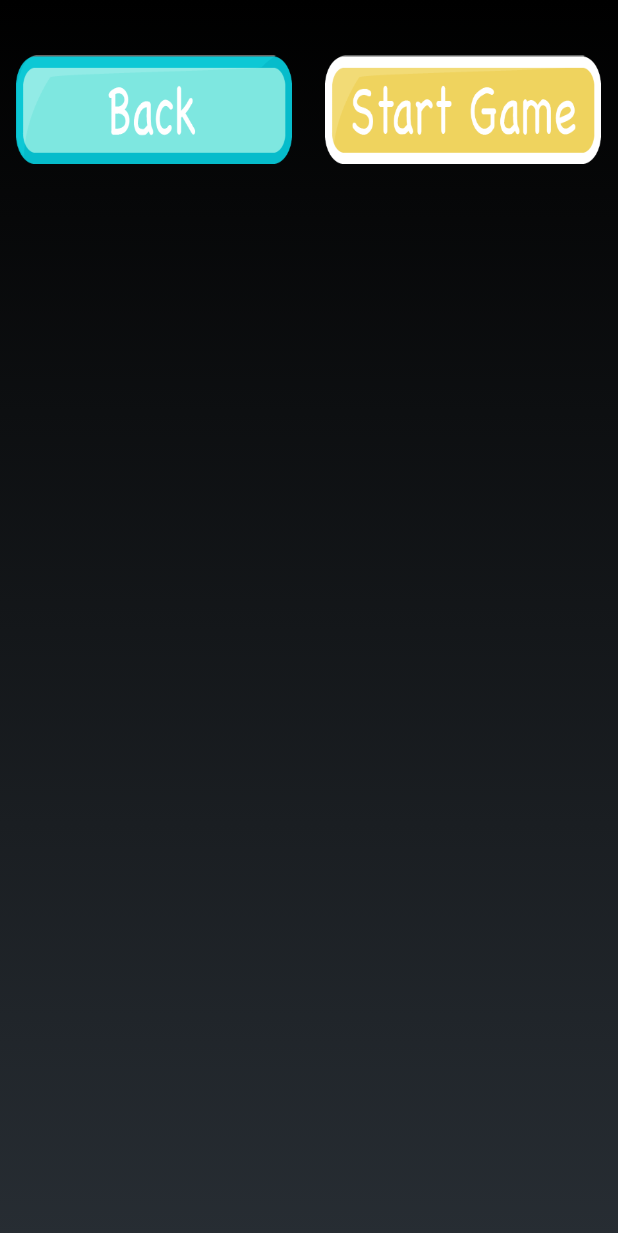
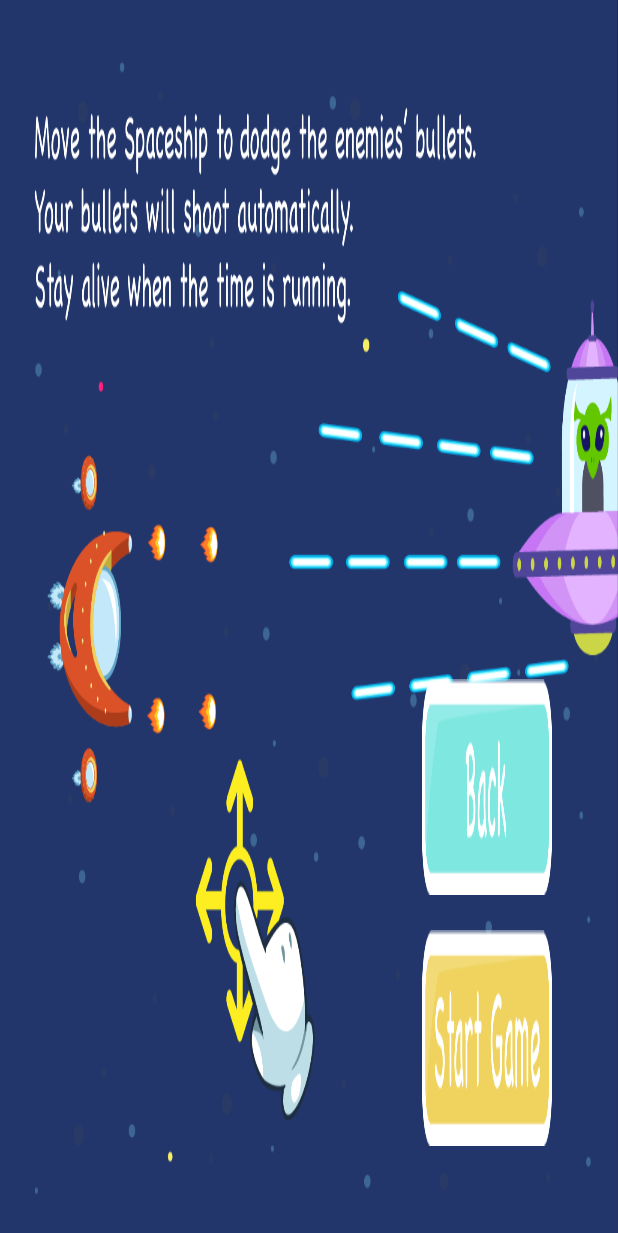
Before and after one commit to JamieCCH/AndroidArcadeGame, an Android app: the Tutorial screen opened directly, with no data from a screen before it, on a phone screen of 412 x 824 dp. Shown: the top 1233 px of the screen. Run offline under Robolectric (Android 15) with nearby library versions, the phone set to English and light mode, and no system bars.

Commit message:
Add tutorial and credit screens

```diff
--- a/app/src/main/java/ca/georgebrown/game2011/arcadegame/Activities/Tutorial.java
+++ b/app/src/main/java/ca/georgebrown/game2011/arcadegame/Activities/Tutorial.java
@@ -1,7 +1,11 @@
 package ca.georgebrown.game2011.arcadegame.Activities;
 
 import android.app.Activity;
+import android.content.Intent;
 import android.os.Bundle;
+import android.view.View;
+import android.widget.ImageButton;
+
 import ca.georgebrown.game2011.arcadegame.R;
 
 public class Tutorial extends Activity {
@@ -10,5 +14,32 @@ public class Tutorial extends Activity {
     protected void onCreate(Bundle savedInstanceState) {
         super.onCreate(savedInstanceState);
         setContentView(R.layout.activity_tutorial);
+
+        ImageButton play = findViewById(R.id.startButton);
+        play.setOnClickListener(new View.OnClickListener() {
+            public void onClick(View v) {
+                startPlay();
+            }
+        });
+
+        ImageButton back = findViewById(R.id.backButton);
+        back.setOnClickListener(new View.OnClickListener() {
+            public void onClick(View v) {
+                menu();
+            }
+        });
     }
+
+    private void startPlay() {
+
+        Intent intent = new Intent(this, GamePlayActivity.class);
+        startActivity(intent);
+    }
+
+    private void menu() {
+
+        Intent intent = new Intent(this, MainActivity.class);
+        startActivity(intent);
+    }
+
 }
--- a/app/src/main/res/layout/activity_tutorial.xml
+++ b/app/src/main/res/layout/activity_tutorial.xml
@@ -4,53 +4,60 @@
     xmlns:tools="http://schemas.android.com/tools"
     android:layout_width="match_parent"
     android:layout_height="match_parent"
-    android:orientation="vertical"
+    android:orientation="horizontal"
+    android:background="@mipmap/background_tutorial"
     tools:context="ca.georgebrown.game2011.arcadegame.Activities.Tutorial">
 
     <View
         android:layout_height="match_parent"
-        android:layout_width="100dp"
-        android:layout_weight="2" />
+        android:layout_width="0dp"
+        android:layout_weight="2.5"/>
 
     <LinearLayout
-        android:layout_width="match_parent"
+        android:layout_weight="1"
+        android:layout_width="0dp"
         android:layout_height="match_parent"
         android:orientation="vertical">
 
-        <ImageView
-            android:layout_width="wrap_content"
-            android:layout_height="wrap_content" />
-
-        <LinearLayout
-            android:layout_width="wrap_content"
-            android:layout_height="wrap_content"
-            android:orientation="horizontal">
+        <View
+            android:layout_width="match_parent"
+            android:layout_height="52dp"
+            android:layout_weight="1.2" />
 
 
         <ImageButton
+            android:id="@+id/backButton"
+            android:layout_width="match_parent"
+            android:layout_height="0dp"
             android:layout_gravity="center"
-                android:layout_marginTop="20dp"
-                android:id="@+id/tutorialButton"
-                android:layout_width="match_parent"
-                android:layout_height="wrap_content"
+            android:layout_marginTop="200dp"
             android:layout_weight="1"
             android:backgroundTint="@android:color/transparent"
             android:scaleType="fitXY"
             android:src="@mipmap/button_back" />
 
         <ImageButton
+            android:layout_gravity="center"
+            android:layout_marginTop="5dp"
             android:id="@+id/startButton"
             android:layout_width="match_parent"
-                android:layout_height="wrap_content"
-                android:layout_gravity="center"
-                android:layout_marginTop="20dp"
+            android:layout_height="0dp"
             android:layout_weight="1"
             android:backgroundTint="@android:color/transparent"
             android:scaleType="fitXY"
-                android:src="@mipmap/button_startgame" />
+            android:src="@mipmap/button_startgame"  />
+
+        <View android:layout_height="0dp"
+            android:layout_width="match_parent"
+            android:layout_weight="0.3"
+            />
 
     </LinearLayout>
 
-    </LinearLayout>
+    <View
+        android:layout_width="0dp"
+        android:layout_height="match_parent"
+        android:layout_weight="0.3" />
+
 
 </LinearLayout>
```
Also changed, not shown: app/src/main/res/layout/activity_credit.xml (+1 -36 lines), app/src/main/res/mipmap-xhdpi/background_credit.png (added), app/src/main/res/mipmap-xhdpi/background_tutorial.png (added), app/src/main/res/mipmap-xhdpi/button_back.png. Lines whose indentation alone changed are shown as unchanged.
